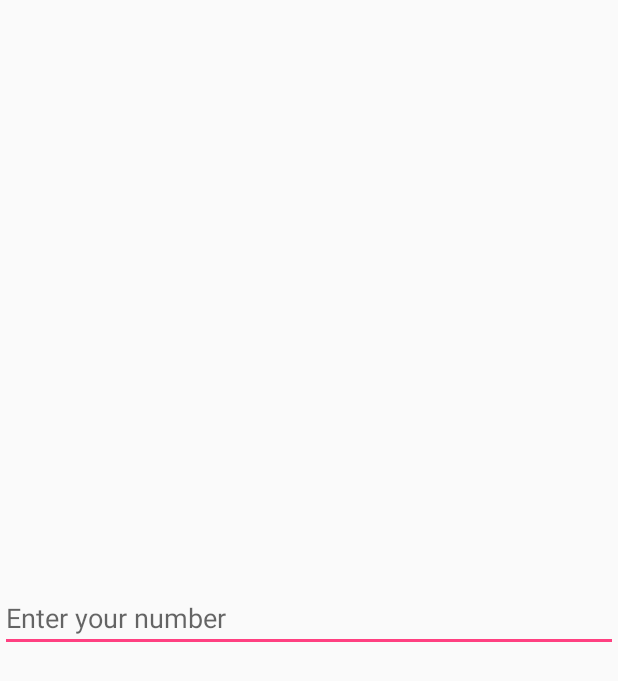
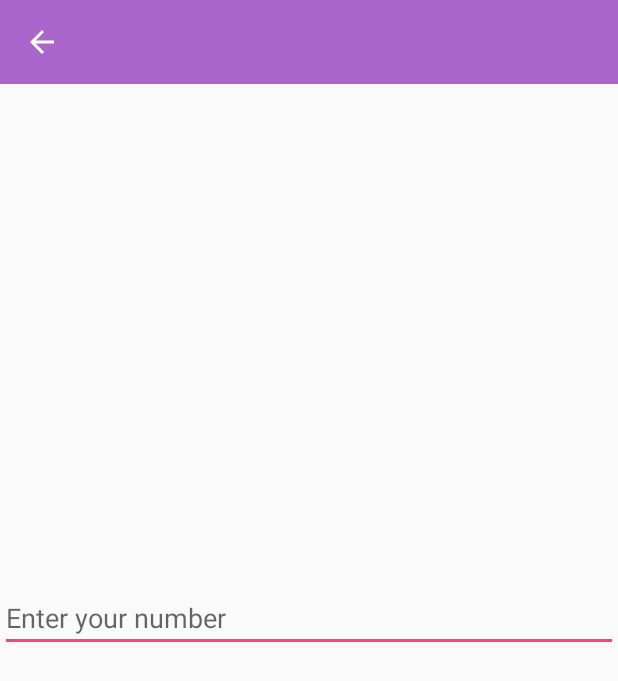
Before and after one commit to tranchung927/NoteToDoAndroid, an Android app: the TaskDescriptionActivity screen opened directly, with no data from a screen before it, on a phone screen of 412 x 824 dp. Shown: the top 681 px of the screen. Run offline under Robolectric (Android 15) with nearby library versions, the phone set to English and light mode, and no system bars.

```diff
--- a/app/src/main/AndroidManifest.xml
+++ b/app/src/main/AndroidManifest.xml
@@ -16,7 +16,7 @@
                 <category android:name="android.intent.category.LAUNCHER" />
             </intent-filter>
         </activity>
-        <activity android:name=".TaskDescriptionActivity">
+        <activity android:name=".TaskDescriptionActivity" android:parentActivityName=".AllTasksActivity">
         </activity>
     </application>
 
--- a/app/src/main/java/com/example/dung/notetodoandroid/TaskDescriptionActivity.kt
+++ b/app/src/main/java/com/example/dung/notetodoandroid/TaskDescriptionActivity.kt
@@ -8,6 +8,8 @@ import android.support.v7.app.AppCompatActivity
 import android.view.KeyEvent
 import android.view.View
 import android.view.inputmethod.InputMethodManager
+import android.widget.Toolbar
+
 import kotlinx.android.synthetic.main.activity_task_description.*
 
 
@@ -21,10 +23,19 @@ class TaskDescriptionActivity: AppCompatActivity() {
         super.onCreate(savedInstanceState)
         setContentView(R.layout.activity_task_description)
 
+        setSupportActionBar(findViewById(R.id.tool_bar_description))
+
+        if (supportActionBar != null) {
+            supportActionBar!!.setTitle("")
+            supportActionBar!!.setDisplayHomeAsUpEnabled(true)
+            supportActionBar!!.setDisplayShowHomeEnabled(true)
+        }
+
         val message = intent.getStringExtra(AllTasksActivity.PASSING_NUMBER)
         message.let {
             editText.setText(it)
         }
+
         editText.setOnKeyListener(View.OnKeyListener { v, keyCode, _ ->
             if (keyCode == KeyEvent.KEYCODE_ENTER) {
                 //Perform Code
--- a/app/src/main/res/layout/activity_task_description.xml
+++ b/app/src/main/res/layout/activity_task_description.xml
@@ -4,6 +4,10 @@
     xmlns:tools="http://schemas.android.com/tools"
     android:layout_width="match_parent"
     android:layout_height="match_parent">
+
+    <include
+        android:id="@+id/tool_bar_description"
+        layout="@layout/tool_bar" />
 
     <EditText
         android:id="@+id/editText"
```
